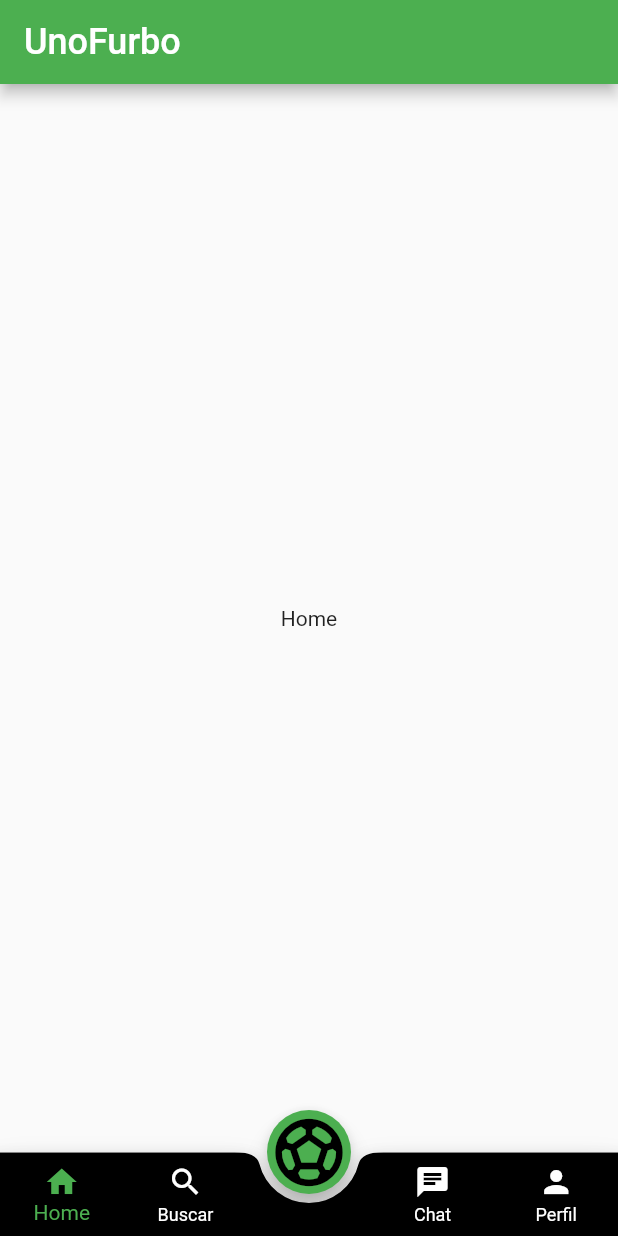
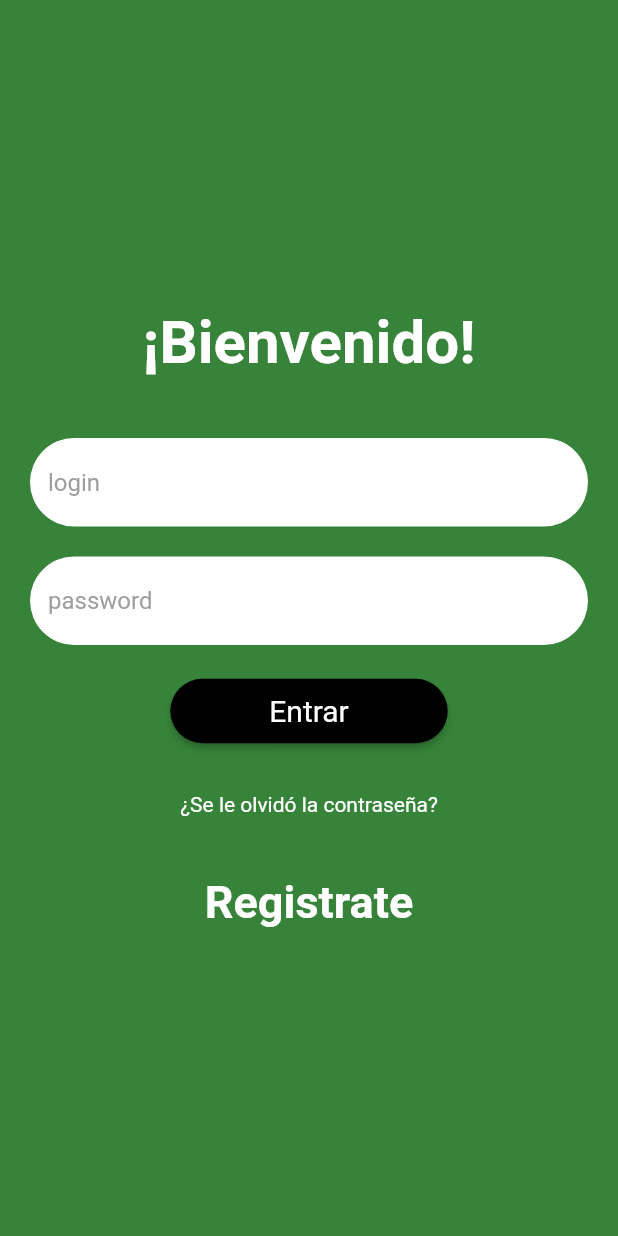
Before and after one commit to PablinhoTOY/InstaFurbo, a Flutter app: the screen it shows after launch, on a phone screen of 412 x 824 dp. Run offline on Flutter 3.47's test engine with Material 2 defaults, Android fonts, the phone set to English and light mode, and no system bars.

Commit message:
login-register

```diff
--- a/lib/main.dart
+++ b/lib/main.dart
@@ -1,4 +1,5 @@
 import 'package:flutter/material.dart';
+import 'package:insta_furbo/pages/login.dart';
 import './homepage.dart';
 
 void main() {
@@ -16,7 +17,7 @@ class MyApp extends StatelessWidget {
       theme: ThemeData(
         primarySwatch: Colors.green,
       ),
-      home: const MyHomePage(),
+      home: const LoginScreen(),
     );
   }
 }
--- /dev/null
+++ b/lib/pages/login.dart
@@ -0,0 +1,134 @@
+import 'package:flutter/material.dart';
+
+class LoginScreen extends StatefulWidget {
+  const LoginScreen({Key? key}) : super(key: key);
+
+  @override
+  State<LoginScreen> createState() => _LoginScreenState();
+}
+
+class _LoginScreenState extends State<LoginScreen> {
+  bool isChecked = false;
+  String login = '';
+  String password = '';
+
+  @override
+  Widget build(BuildContext context) {
+    return Scaffold(
+      body: Container(
+        decoration: const BoxDecoration(
+          color: Color.fromARGB(255, 54, 131, 57),
+        ),
+        constraints: const BoxConstraints.expand(),
+        child: SafeArea(
+          child: Column(
+            mainAxisAlignment: MainAxisAlignment.center,
+            children: <Widget>[
+              Text(
+                '¡Bienvenido!',
+                textAlign: TextAlign.center,
+                style: TextStyle(
+                    color: Colors.white,
+                    fontWeight: FontWeight.bold,
+                    fontSize: 40),
+              ),
+              SizedBox(
+                height: 30,
+              ),
+              Container(
+                padding: const EdgeInsets.symmetric(
+                    vertical: 10.0, horizontal: 20.0),
+                child: TextField(
+                  style: const TextStyle(
+                    color: Colors.black,
+                  ),
+                  decoration: const InputDecoration(
+                    filled: true,
+                    fillColor: Colors.white,
+                    hintText: 'login',
+                    hintStyle: TextStyle(color: Colors.grey),
+                    border: OutlineInputBorder(
+                      borderRadius: BorderRadius.all(
+                        Radius.circular(50.0),
+                      ),
+                      borderSide: BorderSide.none,
+                    ),
+                  ),
+                  onChanged: (value) {
+                    login = value;
+                  },
+                ),
+              ),
+              Container(
+                padding: const EdgeInsets.symmetric(
+                    vertical: 10.0, horizontal: 20.0),
+                child: TextField(
+                  style: const TextStyle(
+                    color: Colors.black,
+                  ),
+                  decoration: const InputDecoration(
+                    filled: true,
+                    fillColor: Colors.white,
+                    hintText: 'password',
+                    hintStyle: TextStyle(color: Colors.grey),
+                    border: OutlineInputBorder(
+                      borderRadius: BorderRadius.all(
+                        Radius.circular(50.0),
+                      ),
+                      borderSide: BorderSide.none,
+                    ),
+                  ),
+                  onChanged: (value) {
+                    password = value;
+                  },
+                ),
+              ),
+              SizedBox(
+                height: 10,
+              ),
+              ElevatedButton(
+                style: ElevatedButton.styleFrom(
+                    backgroundColor: Colors.black,
+                    textStyle: const TextStyle(fontSize: 20.0),
+                    shape: RoundedRectangleBorder(
+                      borderRadius: BorderRadius.circular(50),
+                    )),
+                onPressed: () async {},
+                child: const Padding(
+                  padding: EdgeInsets.symmetric(
+                    vertical: 10.0,
+                    horizontal: 50.0,
+                  ),
+                  child: Text('Entrar'),
+                ),
+              ),
+              SizedBox(
+                height: 30,
+              ),
+              InkWell(
+                child: new Text(
+                  '¿Se le olvidó la contraseña?',
+                  style: TextStyle(color: Colors.white),
+                ),
+                onTap: () => {},
+              ),
+              SizedBox(
+                height: 40,
+              ),
+              InkWell(
+                child: new Text(
+                  'Registrate',
+                  style: TextStyle(
+                      color: Colors.white,
+                      fontWeight: FontWeight.bold,
+                      fontSize: 30),
+                ),
+                onTap: () => {},
+              ),
+            ],
+          ),
+        ),
+      ),
+    );
+  }
+}
```
Also changed, not shown: lib/pages/register.dart (added).
